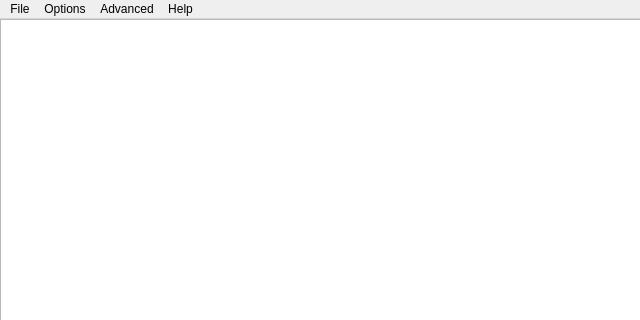
Before: the Qt Designer form op64-qt/qop64window.ui in r52/op64, drawn with Qt 5; both pictures show x 0 to 640 and y 0 to 320 of the 640 by 640 pixel window.
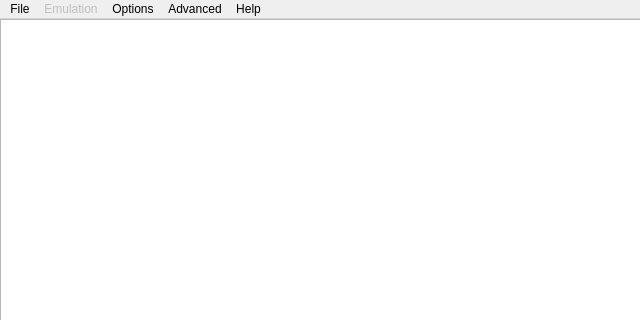
After: the same form once the commit is applied.

Commit message: Add reset function to GUI

What changed in the file:
```diff
--- a/op64-qt/qop64window.ui
+++ b/op64-qt/qop64window.ui
@@ -79,7 +79,25 @@
     </property>
     <addaction name="actionShow_Log"/>
    </widget>
+   <widget class="QMenu" name="menuEmulation">
+    <property name="enabled">
+     <bool>false</bool>
+    </property>
+    <property name="title">
+     <string>Emulation</string>
+    </property>
+    <widget class="QMenu" name="menuReset">
+     <property name="title">
+      <string>Reset</string>
+     </property>
+     <addaction name="actionSoft_Reset"/>
+     <addaction name="actionHard_Reset"/>
+    </widget>
+    <addaction name="actionLimit_FPS"/>
+    <addaction name="menuReset"/>
+   </widget>
    <addaction name="menuFile"/>
+   <addaction name="menuEmulation"/>
    <addaction name="menuOptions"/>
    <addaction name="menuAdvanced"/>
    <addaction name="menuHelp"/>
```
Left out of the diff: 21 changed lines with no effect on the pictures. The commit also changes 7 other files.
